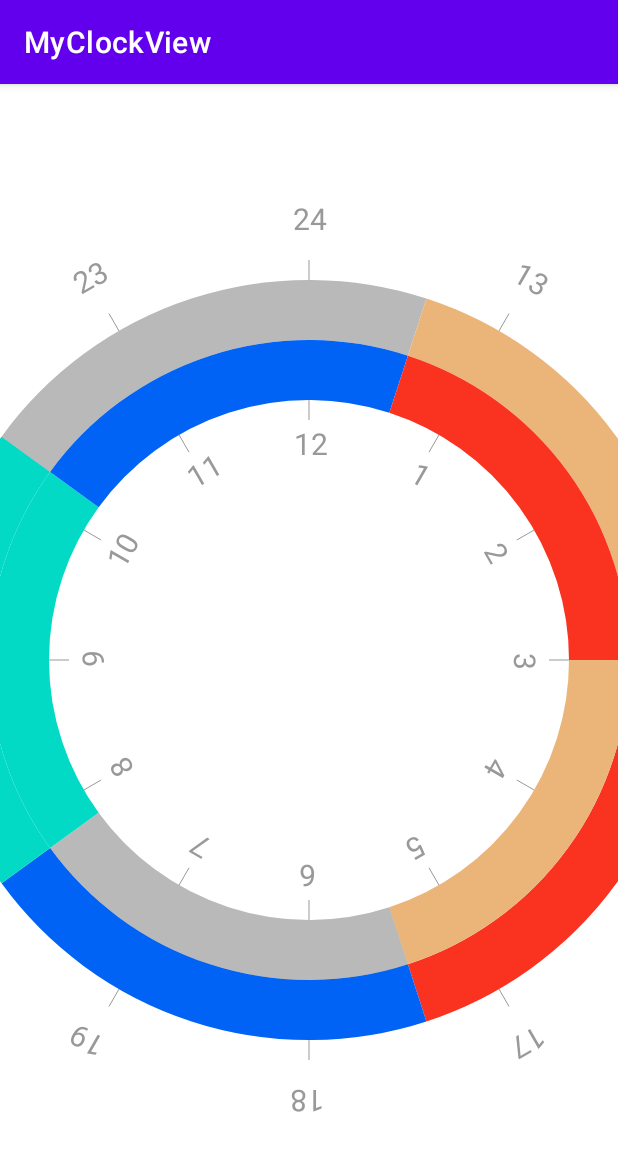
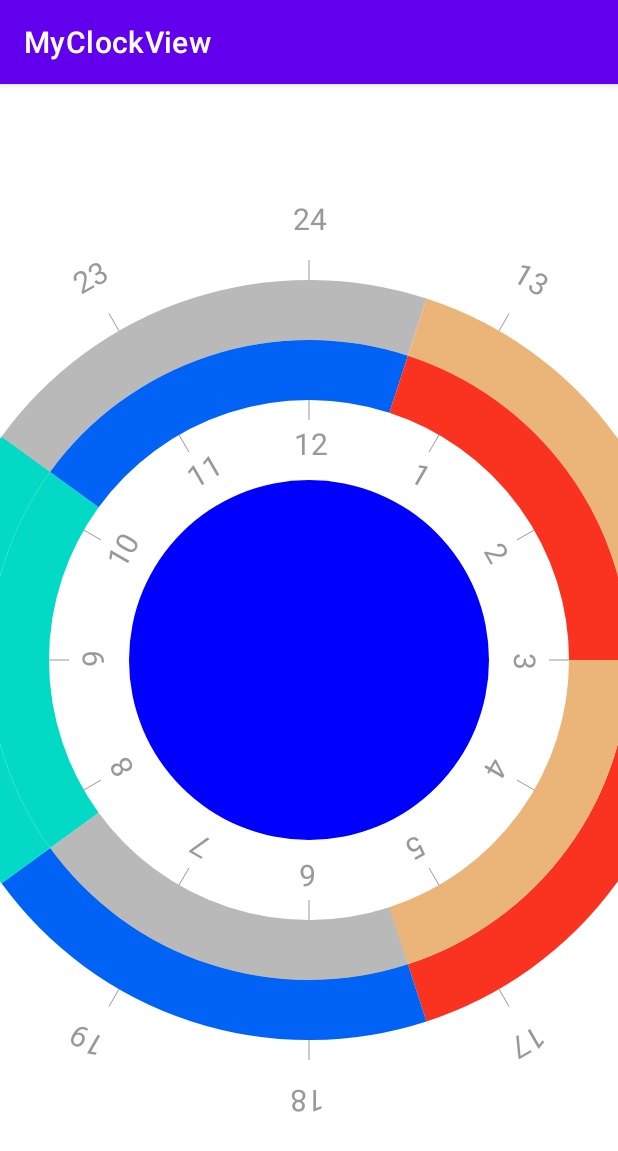
Before and after one commit to liudao01/MyClockView, an Android app: the screen it shows after launch (MainActivity), on a phone screen of 412 x 824 dp. Shown: the top 1151 px of the screen. Run offline under Robolectric (Android 15) with nearby library versions, the phone set to English and light mode, and no system bars.

Commit message:
更新readme

```diff
--- a/app/src/main/java/com/example/myclockview/OutCircleData.java
+++ b/app/src/main/java/com/example/myclockview/CircleData.java
@@ -3,14 +3,22 @@ package com.example.myclockview;
 /**
  * Created by liuml on 2021/10/28 10:40
  */
-public class OutCircleData {
+public class CircleData {
 
     private float startAngle;
     private float endAngle;
     private float sweepAngle;//扫过的角度
     private int color;
     private String name;
+    private int type;//1 外圈 0 内圈
 
+    public int getType() {
+        return type;
+    }
+
+    public void setType(int type) {
+        this.type = type;
+    }
 
     public float getSweepAngle() {
         return sweepAngle;
@@ -66,8 +74,10 @@ public class OutCircleData {
         return "OutCircleData{" +
                 "startAngle=" + startAngle +
                 ", endAngle=" + endAngle +
+                ", sweepAngle=" + sweepAngle +
                 ", color=" + color +
                 ", name='" + name + '\'' +
+                ", type=" + type +
                 '}';
     }
 }
--- a/app/src/main/java/com/example/myclockview/MainActivity.java
+++ b/app/src/main/java/com/example/myclockview/MainActivity.java
@@ -19,27 +19,27 @@ public class MainActivity extends AppCompatActivity {
     }
 
     private void initData() {
-        ArrayList list = new ArrayList<OutCircleData>();
+        ArrayList list = new ArrayList<CircleData>();
 
-        OutCircleData item = new OutCircleData();
+        CircleData item = new CircleData();
         item.setStartAngle(-90);
         item.setEndAngle(0);
         item.setName("Red");
         list.add(item);
 
-        item = new OutCircleData();
+        item = new CircleData();
         item.setStartAngle(0);
         item.setEndAngle(80);
         item.setName("Green");
         list.add(item);
 
-        item = new OutCircleData();
+        item = new CircleData();
         item.setStartAngle(80);
         item.setEndAngle(150);
         item.setName("BLUE");
         list.add(item);
 
-        item = new OutCircleData();
+        item = new CircleData();
         item.setStartAngle(150);
         item.setEndAngle(270);
         item.setName("YELLOW");
--- a/app/src/main/java/com/example/myclockview/MyClockView.java
+++ b/app/src/main/java/com/example/myclockview/MyClockView.java
@@ -43,18 +43,25 @@ public class MyClockView extends View {
     }
 
     private int radius = 350;//半径 后面动态
+    private int centerRadius = 180;//半径 后面动态
 
     private Paint mOutCirclePaint = null;//外层圆画笔
     private Paint mInnerCirclePaint = null;//内层圆画笔
+    private Paint mCenterCirclePaint = null;//中心圆画笔
+
     private Paint textPaint = null;//文字画笔
     private Paint linePaint = null;//刻度画笔
     private Paint testPaint = null;//测试画笔
+
+    private Paint centerTextPaint = null;//测试画笔
 
     private float circleWidth = 60f;//外圈圆宽度
     private int lineTextSize = 30;//刻度线文字大小
     private int lineLength = 20;//刻度线长度
     private int textPainSize = 20;//刻度文字大小
     private int textLineSpace = 20;//刻度和文字的间隔
+
+//    private int current
 
     private int drawTextBegin = 0;
 
@@ -81,8 +88,7 @@ public class MyClockView extends View {
     // 扫过角度
     private float sweepAngle = 360 / 5f;
 
-    private List<OutCircleData> outCircleDataList;
-    private List<OutCircleData> innerCircleDataList;
+    private List<CircleData> circleDataList;
     //模拟数据------------
     /**
      * 用于测量文本的宽、高度（这里主要是来获取高度）
@@ -106,11 +112,6 @@ public class MyClockView extends View {
         mWidth = getMeasureSize(true, widthMeasureSpec);
         mHeight = getMeasureSize(false, heightMeasureSpec);
         setMeasuredDimension(mWidth, mHeight);
-
-        if (getMeasuredWidth() != 0 && getMeasuredHeight() != 0) {
-//            rectF = new RectF(0, 0, radius * 2, radius * 2);
-        }
-
     }
 
     /**
@@ -167,6 +168,14 @@ public class MyClockView extends View {
 
     }
 
+    //确定View大小
+    @Override
+    protected void onSizeChanged(int w, int h, int oldw, int oldh) {
+        super.onSizeChanged(w, h, oldw, oldh);
+        this.screenWidth = w;     //获取宽高
+        this.screenHeight = h;
+    }
+
     private void initPaint() {
         //绘制
         /**
@@ -189,6 +198,12 @@ public class MyClockView extends View {
         mInnerCirclePaint.setStrokeWidth(circleWidth);//设置线宽
         mInnerCirclePaint.setColor(Color.BLUE);
 
+        //中心圆画笔
+        mCenterCirclePaint = new Paint();
+        mCenterCirclePaint.setAntiAlias(true);//设置Paint为无锯齿
+        mCenterCirclePaint.setStrokeWidth(circleWidth);//设置线宽
+        mCenterCirclePaint.setColor(Color.BLUE);
+
         //刻度文字画笔
         textPaint = new Paint();
         textPaint.setTextSize(lineTextSize);
@@ -196,15 +211,19 @@ public class MyClockView extends View {
         textPaint.setColor(getContext().getResources().getColor(R.color.gary));
         textPaint.setStrokeWidth(textPainSize);
 
+        //
+        centerTextPaint = new Paint();
+        centerTextPaint.setTextSize(lineTextSize);
+        centerTextPaint.setAntiAlias(true);//设置Paint为无锯齿
+        centerTextPaint.setColor(getContext().getResources().getColor(R.color.white));
+        centerTextPaint.setStrokeWidth(textPainSize);
+
         //刻度画笔
         linePaint = new Paint();
         linePaint.setAntiAlias(true);//设置Paint为无锯齿
         linePaint.setColor(getContext().getResources().getColor(R.color.gary));//设置灰色
-//        textPaint.setColor(708090)
 
-//        StokPaint = new Paint();
-//        StokPaint.setAntiAlias(true);
-
+        //测试用的画笔
         testPaint = new Paint();
         testPaint.setTextSize(lineTextSize);
         testPaint.setAntiAlias(true);//设置Paint为无锯齿
@@ -219,21 +238,10 @@ public class MyClockView extends View {
     private SimpleDateFormat dateFormat = new SimpleDateFormat("yyyy-MM-dd HH:mm:ss");
 
 
-    //确定View大小
-    @Override
-    protected void onSizeChanged(int w, int h, int oldw, int oldh) {
-        super.onSizeChanged(w, h, oldw, oldh);
-        this.screenWidth = w;     //获取宽高
-        this.screenHeight = h;
-    }
-
     @Override
     protected void onDraw(Canvas canvas) {
         super.onDraw(canvas);
-//        canvas.translate(screenWidth / 2, screenHeight / 2);
-        //先设置画布为view的中心点  把当前画布的原点移到(center.x,center.y),后面的操作都以(10,10)作为参照点，默认原点为(0,0)
         canvas.save();
-
 
         //画外部刻度和文字
         drawClockText(canvas);
@@ -252,22 +260,26 @@ public class MyClockView extends View {
     }
 
     private void drawCenterCircle(Canvas canvas) {
-
+        canvas.drawCircle(center.x, center.y, centerRadius, mCenterCirclePaint);
     }
 
     private void drawMyInnerAcr(Canvas canvas) {
-//        mInnerCirclePaint
         // 矩形区域
         RectF acrRectF = new RectF();
-        acrRectF.set(center.x - radius + circleWidth, center.y - radius + circleWidth, center.x + radius - circleWidth, center.y + radius - circleWidth);
+        acrRectF.set(center.x - radius + circleWidth, center.y - radius + circleWidth,
+                center.x + radius - circleWidth, center.y + radius - circleWidth);
         Log.d(TAG, "drawMyAcr: radius = " + radius);
-        for (int i = 0; i < innerCircleDataList.size(); i++) {
-            OutCircleData outCircleData = innerCircleDataList.get(i);
-            mInnerCirclePaint.setColor(getContext().getResources().getColor(outCircleData.getColor()));
-            Log.d(TAG, "drawMyAcr: 圆圈画笔颜色 = " + outCircleData.getColor());
-            Log.d(TAG, "drawMyAcr: outCircleData = " + outCircleData.toString());
-            //第三个参数是扫过的角度
-            canvas.drawArc(acrRectF, outCircleData.getStartAngle(), outCircleData.getSweepAngle(), false, mInnerCirclePaint);
+        for (int i = 0; i < circleDataList.size(); i++) {
+            CircleData circleData = circleDataList.get(i);
+            //内部圆环
+            if (circleData.getType() == 0) {
+                mInnerCirclePaint.setColor(getContext().getResources().getColor(circleData.getColor()));
+                Log.d(TAG, "drawMyAcr: 圆圈画笔颜色 = " + circleData.getColor());
+                Log.d(TAG, "drawMyAcr: outCircleData = " + circleData.toString());
+                //第三个参数是扫过的角度
+                canvas.drawArc(acrRectF, circleData.getStartAngle(), circleData.getSweepAngle(),
+                        false, mInnerCirclePaint);
+            }
         }
     }
 
@@ -277,8 +289,6 @@ public class MyClockView extends View {
         float begin = center.y - radius - circleWidth / 2;
         canvas.drawLine(center.x, begin, center.x,
                 center.y - radius - circleWidth / 2 - lineLength, linePaint);
-//        canvas.drawLine(center.x, center.y - radius - circleWidth / 2, center.x,
-//                center.y - radius - circleWidth, linePaint);
     }
 
     //画内部刻度
@@ -287,10 +297,6 @@ public class MyClockView extends View {
         //刻度长度为20  circleWidth
         canvas.drawLine(center.x, begin, center.x,
                 begin + lineLength, linePaint);
-//        canvas.drawLine(center.x, begin, center.x,
-//                center.y - radius + circleWidth * 2, linePaint);
-//        canvas.drawLine(center.x, center.y - radius + circleWidth + circleWidth / 2, center.x,
-//                center.y - radius + circleWidth * 2, linePaint);
     }
 
     //画内部的时间文字
@@ -305,14 +311,10 @@ public class MyClockView extends View {
             int width = rect.width();
             canvas.drawText(clockNumbers12[i], center.x - width / 2,
                     center.y - radius + circleWidth * 2 + textLineSpace + 5, textPaint);
-//            canvas.drawText(clockNumbers12[i], center.x - width / 2,
-//                    center.y - radius - circleWidth - textLineSpace, textPaint);
 //            通过旋转画布的方式快速设置刻度
 //            计算画布每次需要旋转的角度
             canvas.rotate(360 / clockNumbers24.length, mWidth / 2, mHeight / 2);//以圆中心进行旋转
         }
-        //绘制完后，把画布状态复原
-        //canvas.restore();
     }
 
     //画外面的时间文字
@@ -331,67 +333,59 @@ public class MyClockView extends View {
 //            计算画布每次需要旋转的角度
             canvas.rotate(360 / clockNumbers24.length, mWidth / 2, mHeight / 2);//以圆中心进行旋转
         }
-        //绘制完后，把画布状态复原
-//        canvas.restore();
     }
 
-//    private void drawMyView(Canvas canvas, Paint paint, RectF rectF, int startAngle, int endAngle) {
-//        paint.setStrokeJoin(Paint.Join.MITER);
-//        paint.setStrokeCap(Paint.Cap.SQUARE);
-//        canvas.drawArc(rectF, startAngle, endAngle, true, paint);
-//    }
 
-
-    //画扇形
+    //画外部扇形
     private void drawMyOutAcr(Canvas canvas) {
         // 矩形区域
         acrRectF.set(center.x - radius, center.y - radius, center.x + radius, center.y + radius);
         Log.d(TAG, "drawMyAcr: radius = " + radius);
-        for (int i = 0; i < outCircleDataList.size(); i++) {
+        for (int i = 0; i < circleDataList.size(); i++) {
 
-            OutCircleData outCircleData = outCircleDataList.get(i);
-            mOutCirclePaint.setColor(getContext().getResources().getColor(outCircleData.getColor()));
-            Log.d(TAG, "drawMyAcr: 圆圈画笔颜色 = " + outCircleData.getColor());
-            Log.d(TAG, "drawMyAcr: outCircleData = " + outCircleData.toString());
-            //第三个参数是扫过的角度
-            canvas.drawArc(acrRectF, outCircleData.getStartAngle(), outCircleData.getSweepAngle(), false, mOutCirclePaint);
+            CircleData circleData = circleDataList.get(i);
+            if (circleData.getType() == 1) {
+                mOutCirclePaint.setColor(getContext().getResources().getColor(circleData.getColor()));
+                Log.d(TAG, "drawMyAcr: 圆圈画笔颜色 = " + circleData.getColor());
+                Log.d(TAG, "drawMyAcr: outCircleData = " + circleData.toString());
+                //第三个参数是扫过的角度
+                canvas.drawArc(acrRectF, circleData.getStartAngle(), circleData.getSweepAngle(), false,
+                        mOutCirclePaint);
+            }
         }
     }
 
-    public void setData() {
-
-
-    }
 
     public void initData() {
-        outCircleDataList = new ArrayList<>();
+        circleDataList = new ArrayList<>();
         //模拟数据
         for (int i = 0; i < colors.length; i++) {
-            OutCircleData outCircleData = new OutCircleData();
-            outCircleData.setColor(colors[i]);
-            outCircleData.setName("第" + i + "个");
+            CircleData circleData = new CircleData();
+            circleData.setColor(colors[i]);
+            circleData.setName("第" + i + "个");
+            circleData.setType(1);
             Log.d(TAG, "initData: colors[i] = " + colors[i]);
-            outCircleData.setStartAngle(startAngel);
-            outCircleData.setEndAngle(startAngel + sweepAngle);
-            outCircleData.setSweepAngle(sweepAngle);
+            circleData.setStartAngle(startAngel);
+            circleData.setEndAngle(startAngel + sweepAngle);
+            circleData.setSweepAngle(sweepAngle);
             startAngel = startAngel + sweepAngle;
-            Log.d(TAG, "initData: outCircleData  = " + outCircleData.toString());
-            outCircleDataList.add(outCircleData);
+            Log.d(TAG, "initData: outCircleData  = " + circleData.toString());
+            circleDataList.add(circleData);
         }
 
-        innerCircleDataList = new ArrayList<>();
         //模拟数据
         for (int i = colors.length; i > 0; i--) {
-            OutCircleData outCircleData = new OutCircleData();
-            outCircleData.setName("inner第" + i + "个");
-            outCircleData.setColor(colors[i - 1]);
+            CircleData circleData = new CircleData();
+            circleData.setName("inner第" + i + "个");
+            circleData.setColor(colors[i - 1]);
+            circleData.setType(0);
             Log.d(TAG, "inner initData: colors[i-1] = " + colors[i - 1]);
-            outCircleData.setStartAngle(startAngel);
-            outCircleData.setEndAngle(startAngel + sweepAngle);
-            outCircleData.setSweepAngle(sweepAngle);
+            circleData.setStartAngle(startAngel);
+            circleData.setEndAngle(startAngel + sweepAngle);
+            circleData.setSweepAngle(sweepAngle);
             startAngel = startAngel + sweepAngle;
-            Log.d(TAG, "inner  initData: outCircleData  = " + outCircleData.toString());
-            innerCircleDataList.add(outCircleData);
+            Log.d(TAG, "inner  initData: outCircleData  = " + circleData.toString());
+            circleDataList.add(circleData);
         }
     }
 
@@ -406,9 +400,10 @@ public class MyClockView extends View {
     }
 
 
-    ArrayList<OutCircleData> outList = new ArrayList();
+    ArrayList<CircleData> outList = new ArrayList();
 
-    public void setData(ArrayList<OutCircleData> list) {
+    //扩展 外部改变数据更新view
+    public void setData(ArrayList<CircleData> list) {
         outList = list;
         invalidate();
     }
```
Also changed, not shown: 1 other file.
